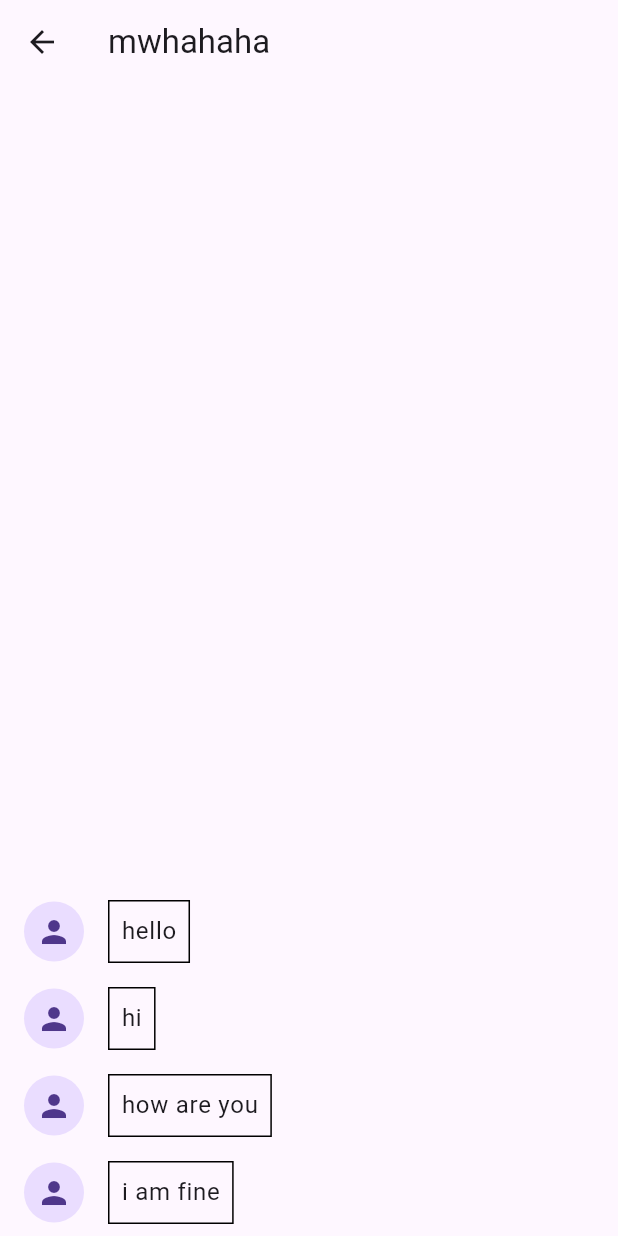
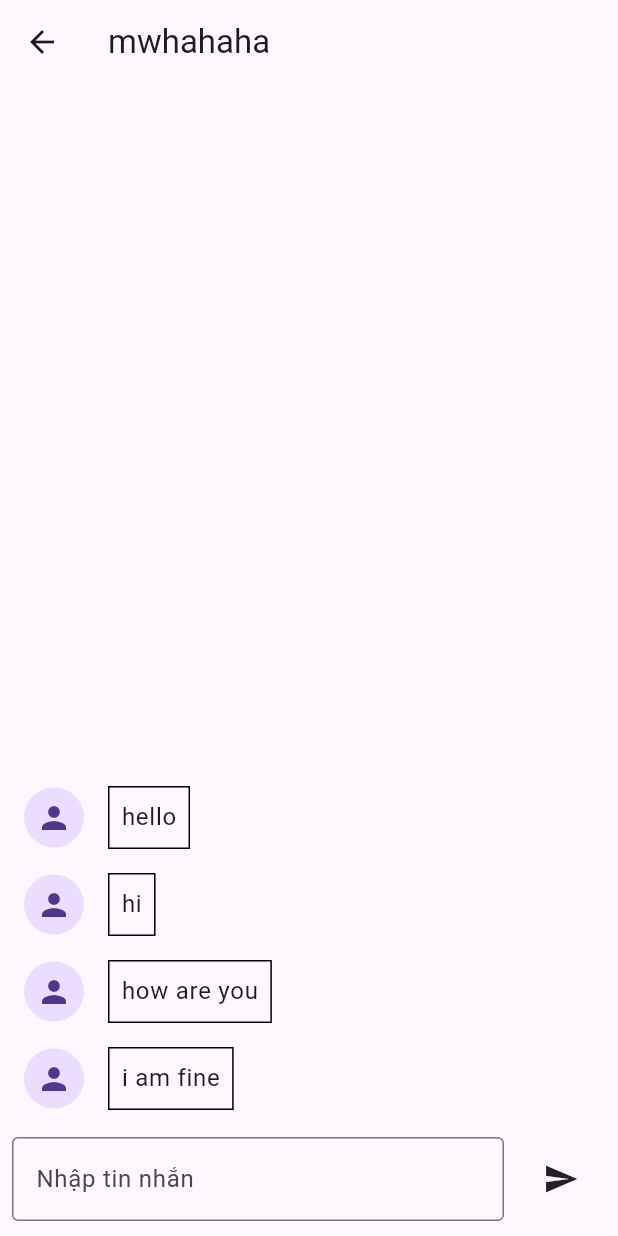
Before and after one commit to HuyDQ3/chatify, a Flutter app: the MessageScreen screen opened directly with sample values from the repository, on a phone screen of 412 x 824 dp. Run offline on Flutter 3.47's test engine with Material 3 defaults, Android fonts, the phone set to English and light mode, and no system bars; our stand-ins replace bloc, equatable, flutter_bloc.

Commit message:
add: send message, message UI, conversation UI

```diff
--- /dev/null
+++ b/lib/constant/chatify_app_constant.dart
@@ -0,0 +1,4 @@
+class ChatifyAppConstant {
+  static int loadingMilliSecond = 1000;
+  static int initialMilliSecond = 500;
+}
--- a/lib/constant/enum/chat/message_enum.dart
+++ b/lib/constant/enum/chat/message_enum.dart
@@ -1,4 +1,5 @@
 enum MessageType {
+  none,
   text,
   constantImage,
   dynamicImage,
@@ -6,6 +7,7 @@ enum MessageType {
 }
 
 enum SendingMessageStatusType {
+  none,
   initial,
   loading,
   success,
@@ -13,6 +15,7 @@ enum SendingMessageStatusType {
 }
 
 enum ReceivingMessageStatusType {
+  none,
   initial,
   loading,
   success,
--- a/lib/constant/text/text_constant.dart
+++ b/lib/constant/text/text_constant.dart
@@ -2,10 +2,11 @@ class TextConstant {
   static const String appName = "Chatify";
   static const String login = "Đăng nhập";
   static const String account = "Tài khoản";
-  static const String enterAccount = "Nhập tài khoản";
+  static const String accountHint = "Nhập tài khoản";
   static const String password = "Mật khẩu";
-  static const String enterPassword = "Nhập mật khẩu";
+  static const String passwordHint = "Nhập mật khẩu";
   static const String confirmPassword = "Xác thực mật khẩu";
+  static const String confirmPasswordHint = "Nhập mật khẩu để xác thực";
   static const String register = "Đăng ký";
   static const String forgotPassword = "Quên mật khẩu";
   static const String phoneNumber = "Số điện thoại";
@@ -21,9 +22,16 @@ class TextConstant {
   static const String idIsNotValid = "Id không hợp lệ";
 
   static const String chat = "Nhắn tin";
+  static const String messageHint = "Nhập tin nhắn";
   static const String emptyMessage = "Danh sách tin nhắn trống";
+  static const String cannotSendMessage = "Không thể gửi tin nhắn";
+  static const String messageModelIsNull = "Model tin nhắn rỗng";
+
   static const String conversation = "Cuộc trò chuyện";
   static const String emptyConversation = "Danh sách cuộc trò chuyện trống";
+  static const String conversationIdIsNull = "không có Id cuộc trò chuyện";
+  static const String conversationModelIsNull = "Model cuộc trò chuyện rỗng";
+  static const String conversationIdNotFound = "Id cuộc trò chuyện không có";
 
   static const String setting = "Cài đặt";
   static const String settingDetail = "Cài đặt chức năng ứng dụng";
--- a/lib/model/chat/chatify_conversation.dart
+++ b/lib/model/chat/chatify_conversation.dart
@@ -22,10 +22,23 @@ class ChatifyConversation {
     title ??= getConversationTitle();
   }
 
+  factory ChatifyConversation.copyWith(
+      ChatifyConversation chatifyConversation) {
+    return ChatifyConversation(
+      id: chatifyConversation.id,
+      type: chatifyConversation.type,
+      members: chatifyConversation.members,
+      messages: chatifyConversation.messages,
+    );
+  }
+
   String getConversationTitle() {
     String temp = TextConstant.conversation;
     List<String> memberNames = [];
-    members.removeWhere((element) => AccountInfo.currentLoginAccount?.isCurrentLoginAccount(element.personalInfo.id) ?? false);
+    members.removeWhere((element) =>
+        AccountInfo.currentLoginAccount
+            ?.isCurrentLoginAccount(element.personalInfo.id) ??
+        false);
     for (var member in members) {
       if (member.personalInfo.name != null) {
         memberNames.add(member.personalInfo.name!);
--- a/lib/model/chat/chatify_message.dart
+++ b/lib/model/chat/chatify_message.dart
@@ -25,3 +25,19 @@ class ChatifyMessage {
     this.videoLinks,
   });
 }
+
+class ChatifySendMessage extends ChatifyMessage {
+  ChatifySendMessage({
+    required super.conversationId,
+    required super.senderId,
+    super.text,
+    super.imageLinks,
+    super.receiverId,
+    super.videoLinks,
+  }) : super(
+          id: '',
+          type: MessageType.none,
+          sendingStatusType: SendingMessageStatusType.none,
+          receivingStatusType: ReceivingMessageStatusType.none,
+        );
+}
--- a/lib/utility/begin/repo/begin_repo.dart
+++ b/lib/utility/begin/repo/begin_repo.dart
@@ -1,9 +1,11 @@
+import 'package:chatify/constant/chatify_app_constant.dart';
+
 class BeginRepo {
   Future<void> initial() async {
-    await Future.delayed(const Duration(seconds: 0));
+    await Future.delayed(Duration(milliseconds: ChatifyAppConstant.initialMilliSecond));
   }
 
   Future<void> downloadResource() async {
-    await Future.delayed(const Duration(seconds: 1));
+    await Future.delayed(Duration(milliseconds: ChatifyAppConstant.loadingMilliSecond));
   }
 }
--- a/lib/utility/chat/conversation/bloc/chat_screen_bloc.dart
+++ b/lib/utility/chat/conversation/bloc/chat_screen_bloc.dart
@@ -28,7 +28,7 @@ class ChatScreenBloc extends Bloc<ChatScreenEvent, ChatScreenState> {
     try {
       emit(GetUserConversationsState(BlocStatusType.initial, accountInfo: event.accountInfo, conversations: conversations));
       emit(GetUserConversationsState(BlocStatusType.loading, accountInfo: event.accountInfo, conversations: conversations));
-      conversations = await repo.getUserConversations();
+      conversations = await repo.getAllConversations();
       emit(GetUserConversationsState(BlocStatusType.success, accountInfo: event.accountInfo, conversations: conversations));
     } catch (e, s) {
       logger.log(error: e, stackTrace: s);
@@ -44,7 +44,7 @@ class ChatScreenBloc extends Bloc<ChatScreenEvent, ChatScreenState> {
       if (event.conversationId == null || event.conversationId!.isEmpty) {
         throw Exception(TextConstant.idIsNotValid);
       }
-      conversation = await repo.getItemInConversations(event.conversationId!);
+      conversation = await repo.getConversation(event.conversationId!);
       emit(GoToMessageScreenState(BlocStatusType.success, conversationId: event.conversationId, conversation: conversation));
     } catch (e, s) {
       logger.log(error: e, stackTrace: s);
--- a/lib/utility/chat/message/bloc/message_event.dart
+++ b/lib/utility/chat/message/bloc/message_event.dart
@@ -3,3 +3,12 @@ part of 'message_bloc.dart';
 sealed class MessageEvent extends Equatable {
   const MessageEvent();
 }
+
+class SendMessageInputBar extends MessageEvent {
+  final ChatifySendMessage? message;
+
+  const SendMessageInputBar({this.message});
+
+  @override
+  List<Object?> get props => [message];
+}
--- a/lib/utility/chat/message/bloc/message_state.dart
+++ b/lib/utility/chat/message/bloc/message_state.dart
@@ -8,3 +8,16 @@ final class MessageInitial extends MessageState {
   @override
   List<Object> get props => [];
 }
+
+class SendMessageInputBarState extends MessageState {
+  final BlocStatusType type;
+  final String? error;
+  final ChatifySendMessage? message;
+  final ChatifyConversation? conversation;
+
+  const SendMessageInputBarState(this.type, {this.error, this.message, this.conversation});
+
+  @override
+  // TODO: implement props
+  List<Object?> get props => [type, error, message, conversation];
+}
--- a/lib/utility/chat/message/screen/message_screen.dart
+++ b/lib/utility/chat/message/screen/message_screen.dart
@@ -1,3 +1,4 @@
+import 'package:chatify/constant/enum/bloc/bloc_enum.dart';
 import 'package:chatify/constant/text/text_constant.dart';
 import 'package:chatify/model/chat/chatify_conversation.dart';
 import 'package:chatify/model/chat/chatify_message.dart';
@@ -22,8 +23,8 @@ class MessageScreen extends StatefulWidget {
 class _MessageScreenState extends State<MessageScreen> {
   late ChatifyConversation? conversation;
   late MessageBloc bloc;
-
   late String title;
+  TextEditingController inputBarController = TextEditingController();
 
   @override
   void initState() {
@@ -35,6 +36,10 @@ class _MessageScreenState extends State<MessageScreen> {
       logger.log(error: e, stackTrace: s);
       bloc = MessageBloc();
     }
+    if (conversation != null) {
+      bloc.repo.chatifyConversation =
+          ChatifyConversation.copyWith(conversation!);
+    }
     title = conversation?.title ?? TextConstant.conversation;
   }
 
@@ -44,11 +49,80 @@ class _MessageScreenState extends State<MessageScreen> {
       appBar: AppBar(
         title: Text(title),
       ),
-      body: BlocBuilder(
+      body: BlocConsumer<MessageBloc, MessageState>(
         bloc: bloc,
+        listener: (context, state) {},
         builder: (context, state) {
-          return messages(conversation?.messages);
+          if (state is SendMessageInputBarState &&
+              state.type == BlocStatusType.success) {
+            conversation = state.conversation;
+          }
+          return Column(
+            children: [
+              Expanded(
+                child: messages(conversation?.messages),
+              ),
+              Padding(
+                padding: const EdgeInsets.all(8),
+                child: Row(
+                  children: [
+                    Expanded(child: inputBar(sendMessage)),
+                    const SizedBox.square(
+                      dimension: 8,
+                    ),
+                    sendMessageButton(sendMessage),
+                  ],
+                ),
+              ),
+            ],
+          );
         },
+      ),
+    );
+  }
+
+  sendMessage() {
+    if (conversation != null &&
+        AccountInfo.currentLoginAccount != null &&
+        inputBarController.value.text.isNotEmpty) {
+      var message = ChatifySendMessage(
+        conversationId: conversation!.id,
+        senderId: AccountInfo.currentLoginAccount!.id,
+        text: inputBarController.value.text,
+      );
+      bloc.add(SendMessageInputBar(message: message));
+      inputBarController.clear();
+    }
+  }
+
+  Widget sendMessageButton(VoidCallback? callback) {
+    return Material(
+      color: Colors.transparent,
+      shape: const CircleBorder(
+          // side: BorderSide()
+          ),
+      child: InkWell(
+        customBorder: const CircleBorder(),
+        onTap: callback,
+        child: Container(
+          width: 60,
+          height: 60,
+          decoration: const BoxDecoration(
+            shape: BoxShape.circle,
+            // border: Border()
+          ),
+          child: const Icon(Icons.send),
+        ),
+      ),
+    );
+  }
+
+  Widget inputBar(VoidCallback? sendMessage) {
+    return TextFormField(
+      controller: inputBarController,
+      decoration: const InputDecoration(
+        border: OutlineInputBorder(),
+        hintText: TextConstant.messageHint,
       ),
     );
   }
@@ -113,7 +187,7 @@ class _MessageScreenState extends State<MessageScreen> {
           textBubbleMessage(message.text ?? ""),
         ],
       ),
-      trailing: CircleAvatar(
+      trailing: const CircleAvatar(
         child: Icon(Icons.person),
       ),
     );
@@ -121,7 +195,7 @@ class _MessageScreenState extends State<MessageScreen> {
 
   Widget otherUserMessageItem(ChatifyMessage message) {
     return ListTile(
-      leading: CircleAvatar(
+      leading: const CircleAvatar(
         child: Icon(Icons.person),
       ),
       title: Row(
@@ -135,7 +209,7 @@ class _MessageScreenState extends State<MessageScreen> {
 
   Widget textBubbleMessage(String text) {
     return Container(
-      padding: EdgeInsets.all(8),
+      padding: const EdgeInsets.all(8),
       decoration: BoxDecoration(
         border: Border.all(),
       ),
--- a/lib/utility/login/repo/login_repo.dart
+++ b/lib/utility/login/repo/login_repo.dart
@@ -1,3 +1,4 @@
+import 'package:chatify/constant/chatify_app_constant.dart';
 import 'package:chatify/model/info/account_info.dart';
 import 'package:chatify/model/info/login_info.dart';
 import 'package:chatify/service/error/custom_logger.dart';
@@ -11,7 +12,7 @@ class LoginRepo {
   Future<AccountInfo?> login(LoginInfo loginInfo) async {
     AccountInfo? currentAccount;
     try {
-      await Future.delayed(const Duration(seconds: 1), () {
+      await Future.delayed(Duration(milliseconds: ChatifyAppConstant.loadingMilliSecond), () {
         if (accounts.any((element) => loginInfo.isAuthenticated(element.loginInfo))) {
           currentAccount = accounts.firstWhere((element) => loginInfo.isAuthenticated(element.loginInfo));
           AccountInfo.currentLoginAccount = currentAccount;
@@ -25,7 +26,7 @@ class LoginRepo {
 
   Future<void> logout() async {
     try {
-      await Future.delayed(const Duration(seconds: 1), () {
+      await Future.delayed(Duration(milliseconds: ChatifyAppConstant.loadingMilliSecond), () {
         AccountInfo.currentLoginAccount = null;
       },);
     } catch (e, s) {
```
Also changed, not shown: lib/utility/chat/conversation/repo/chat_repo.dart (+80 -14 lines), lib/utility/chat/message/bloc/message_bloc.dart (+46 -3 lines), lib/utility/chat/message/repo/message_repo.dart (added, +29 -0 lines).
